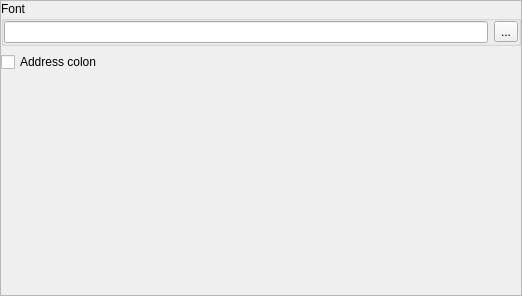
Qt form xstackviewoptionswidget.ui (horsicq/XStackView) before a commit.
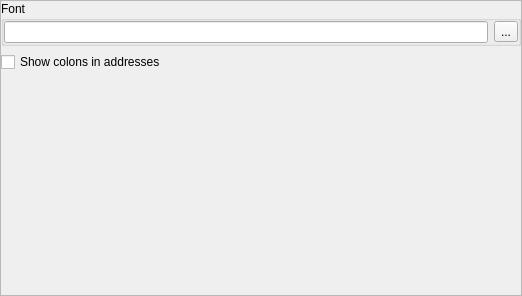
The same form after that commit.

The edit to the form file:
```diff
--- a/xstackviewoptionswidget.ui
+++ b/xstackviewoptionswidget.ui
@@ -91,7 +91,7 @@
        <item>
         <widget class="QCheckBox" name="checkBoxStackAddressColon">
          <property name="text">
-          <string>Address colon</string>
+          <string>Show colons in addresses</string>
          </property>
         </widget>
        </item>
```
